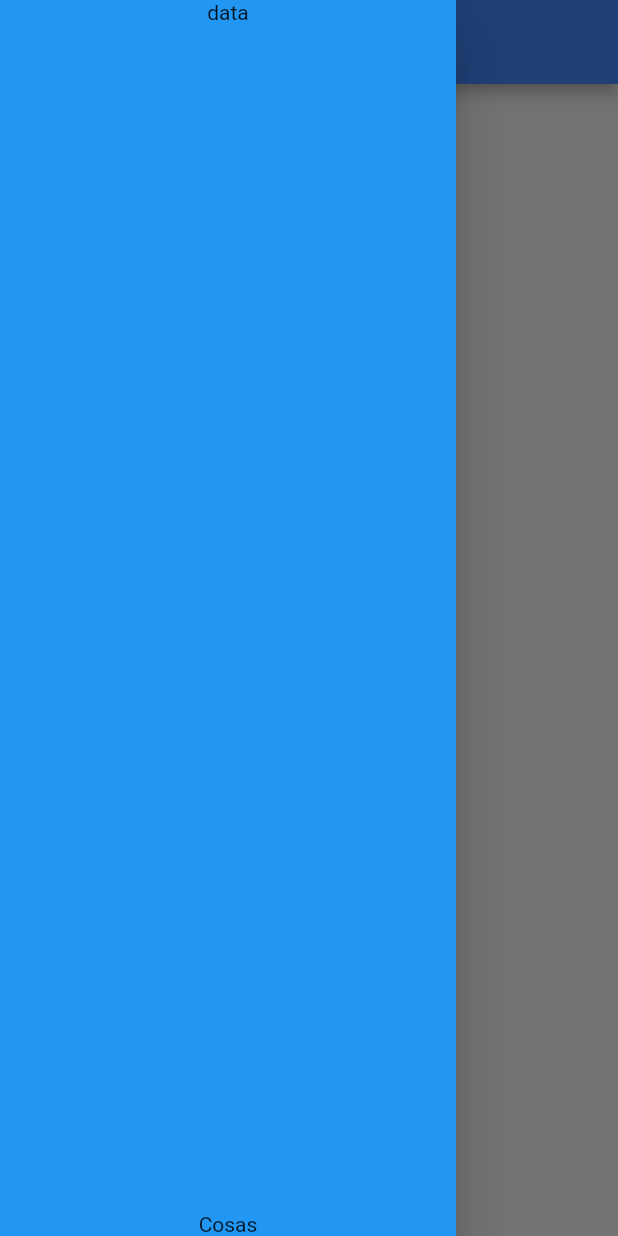
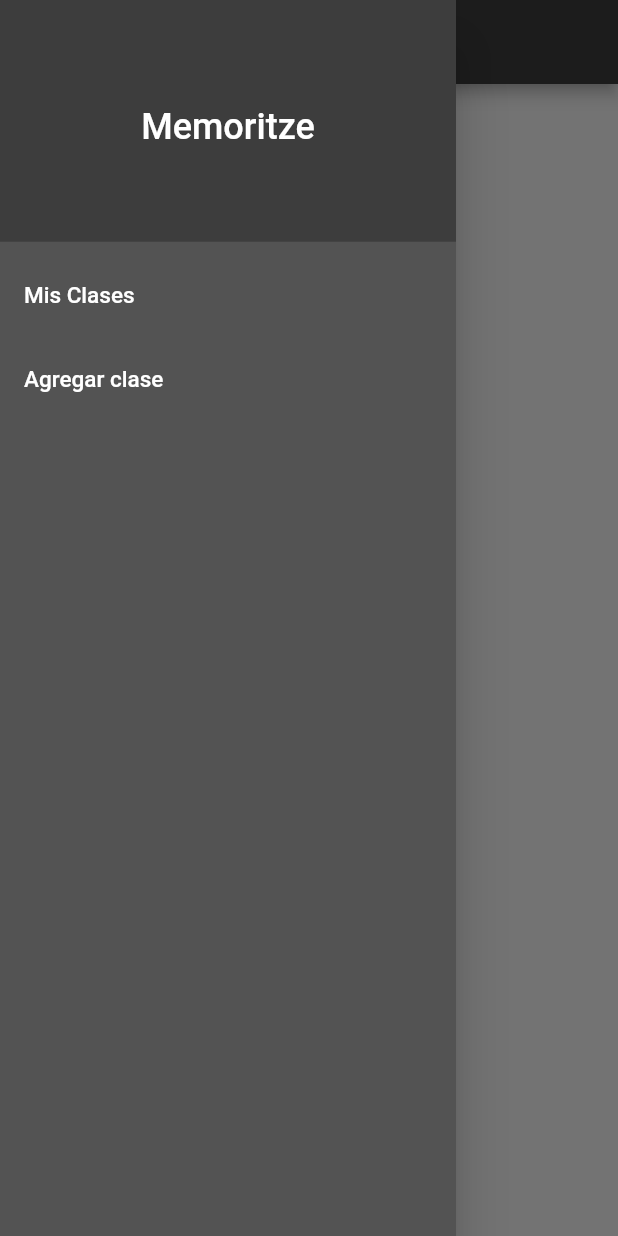
Before and after one commit to SeiGenTa/memoritze, a Flutter app: the screen it shows after launch, with the side drawer open, on a phone screen of 412 x 824 dp. Run offline on Flutter 3.47's test engine with Material 2 defaults, Android fonts, the phone set to English and light mode, and no system bars.

Commit message:
se integraron la funcion setting el cual por el momento tiene las configuraciones generales del canal, este sigue un patron sigleton, igualmente se mejoro el objeto DRAWER que estara disponible en todas las ventanas

```diff
--- a/memoritze/lib/main.dart
+++ b/memoritze/lib/main.dart
@@ -1,5 +1,6 @@
 import 'package:flutter/material.dart';
 import 'package:memoritze/partes/barraLeft.dart';
+import 'package:memoritze/setting.dart';
 
 void main() {
   runApp(const MainApp());
@@ -10,15 +11,21 @@ class MainApp extends StatelessWidget {
 
   @override
   Widget build(BuildContext context) {
+    Setting mySetting = Setting();
+
+    print(mySetting.hashCode);
+
+    const myBarra = BarraLeft();
+
     return MaterialApp(
       debugShowCheckedModeBanner: false,
       home: Scaffold(
         appBar: AppBar(
-          backgroundColor: Colors.blueAccent,
-          title: const Text('Memoritze Demo'),
+          backgroundColor: mySetting.getColorDrawer(),
+          title: const Text(''),
         ),
-        drawer: const BarraLeft(),
-        body: Center(
+        drawer: myBarra,
+        body: const Center(
           child: Text('Hello '),
         ),
       ),
--- a/memoritze/lib/partes/barraLeft.dart
+++ b/memoritze/lib/partes/barraLeft.dart
@@ -1,14 +1,57 @@
 import 'package:flutter/material.dart';
+import 'package:memoritze/setting.dart';
 
 class BarraLeft extends StatelessWidget {
   const BarraLeft({super.key});
 
   @override
   Widget build(BuildContext context) {
-    return const Drawer(
-      backgroundColor: Colors.blue,
-      child: Column(
-        children: [Text("data"), Expanded(child: Text('')), Text("Cosas")],
+    Setting mySetting = Setting();
+
+    return Drawer(
+      backgroundColor: mySetting.getColorDrawerSecundary(),
+      child: ListView(
+        padding: EdgeInsets.zero,
+        children: <Widget>[
+          //! TITULO SUPERIOR DEL DRAWER
+          DrawerHeader(
+            decoration: BoxDecoration(
+              color: mySetting.getColorDrawer(),
+            ),
+            child: Center(
+              child: Text(
+                'Memoritze',
+                style: TextStyle(
+                  color: mySetting.getColorText(),
+                  fontSize: 24,
+                ),
+              ),
+            ),
+          ),
+
+          //!Inicio botones
+
+          ListTile(
+            title: Text(
+              "Mis Clases",
+              style: TextStyle(
+                color: mySetting.getColorText(),
+                fontSize: 15,
+              ),
+            ),
+            onTap: () => print("se presiono 'mi clase'"),
+          ),
+          ListTile(
+            title: Text(
+              "Agregar clase",
+              style: TextStyle(
+                color: mySetting.getColorText(),
+                fontSize: 15,
+              ),
+            ),
+            onTap: () => print("se presiono 'Agregar clase'"),
+          ),
+        ],
       ),
     );
   }
--- /dev/null
+++ b/memoritze/lib/partes/myClases.dart
@@ -0,0 +1,15 @@
+import 'package:flutter/material.dart';
+
+class MyClasses extends StatefulWidget {
+  const MyClasses({super.key});
+
+  @override
+  State<MyClasses> createState() => _MyClassesState();
+}
+
+class _MyClassesState extends State<MyClasses> {
+  @override
+  Widget build(BuildContext context) {
+    return const Placeholder();
+  }
+}
--- a/memoritze/lib/setting.dart
+++ b/memoritze/lib/setting.dart
@@ -1,3 +1,45 @@
+import 'package:flutter/material.dart';
+
 class Setting {
-  var stateNight;
+  static final Setting _instance = Setting._internal();
+
+  int stateNight = 1;
+
+  factory Setting() {
+    return _instance;
+  }
+
+  Setting._internal();
+
+  static const List<Color> _colorsText = [
+    Colors.black,
+    Colors.white,
+  ];
+
+  static const List<Color> _colorsDrawer = [
+    Colors.blue,
+    Color.fromARGB(255, 61, 61, 61),
+  ];
+
+  static const List<Color> _colorsDrawerSecondary = [
+    Colors.white,
+    Color.fromARGB(255, 83, 83, 83),
+  ];
+
+  Color getColorText() {
+    return _colorsText[stateNight];
+  }
+
+  Color getColorDrawer() {
+    return _colorsDrawer[stateNight];
+  }
+
+  Color getColorDrawerSecundary() {
+    return _colorsDrawerSecondary[stateNight];
+  }
+
+  void setStateNight() {
+    stateNight += 1;
+    stateNight = stateNight % 2;
+  }
 }
```
